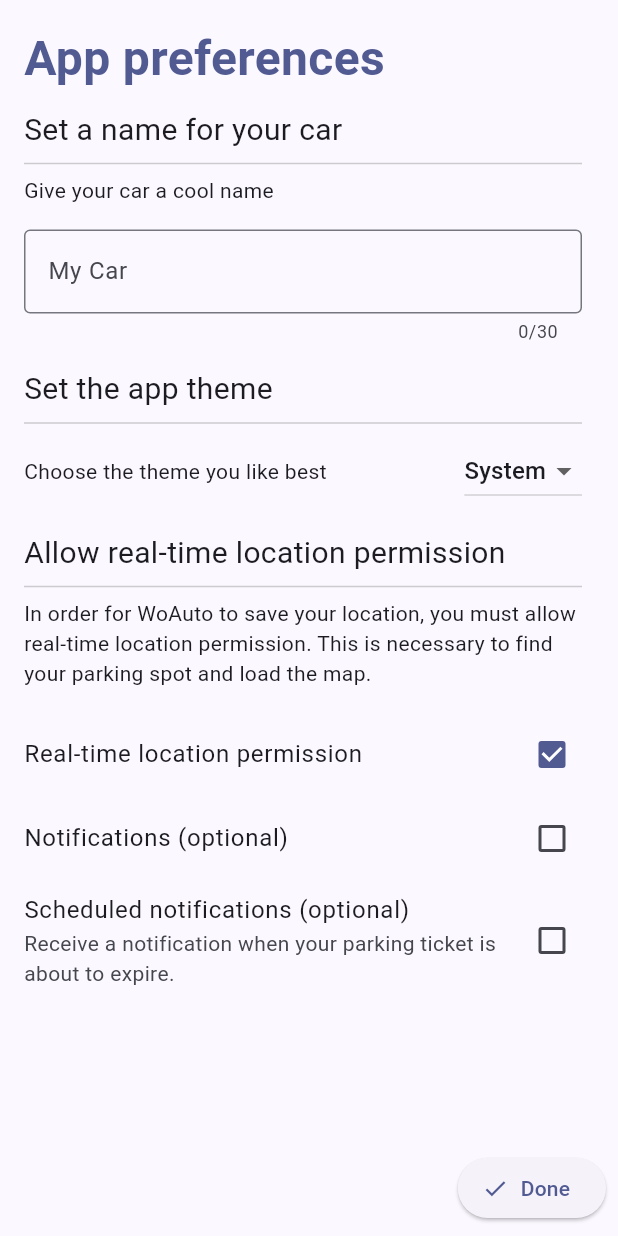
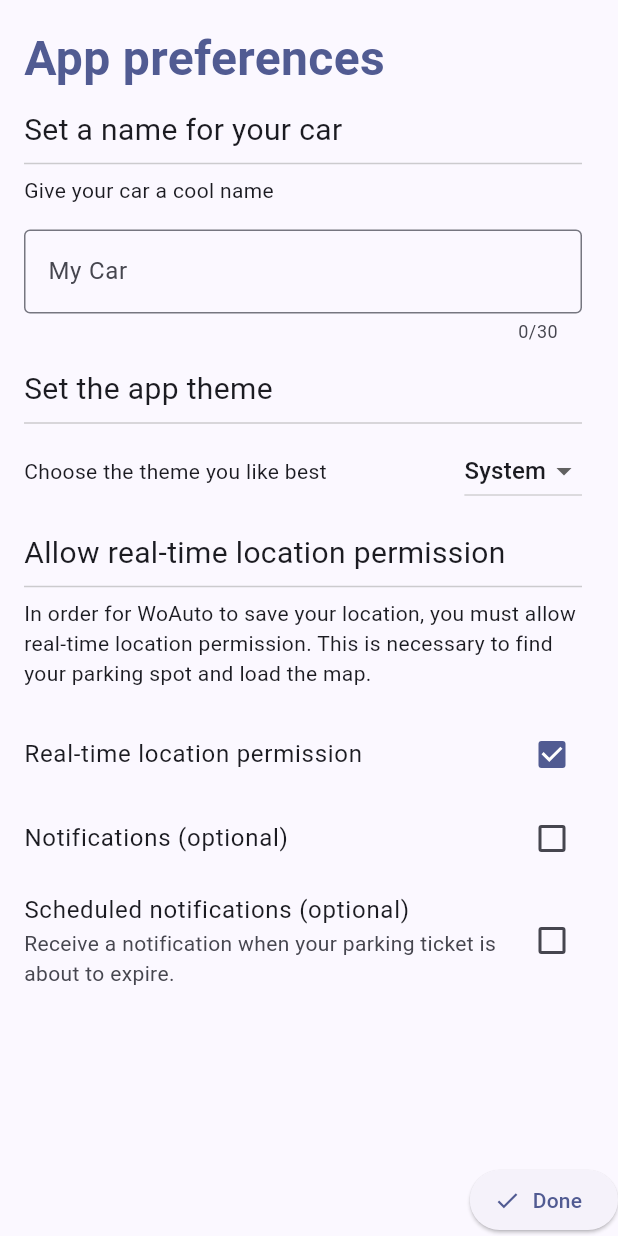
Before and after one commit to yurtemre7/woauto, a Flutter app: the screen it shows after launch, swiped to page 2, on a phone screen of 412 x 824 dp. Run offline on Flutter 3.47's test engine with Material 3 defaults, Android fonts, the phone set to English and light mode, and no system bars; our stand-ins replace app_links, expandable, flutter_local_notifications, geocoding, geolocator, get and 10 more; missing offline and left inert: add_2_calendar, animated_digit, efficient_autocomplete_formfield, keep_screen_on, maps_launcher, quick_actions; generated files the repository leaves out were written again; statements that could not run were skipped.

Commit message:
add context check & new pop

```diff
--- a/lib/screens/home.dart
+++ b/lib/screens/home.dart
@@ -129,7 +129,7 @@ class _HomeState extends State<Home> {
     return Obx(
       () => PopScope(
         canPop: false,
-        onPopInvoked: (didPop) {
+        onPopInvokedWithResult: (didPop, result) {
           if (woAuto.currentIndex.value != 0) {
             woAuto.currentIndex.value = 0;
             return;
--- a/lib/screens/intro.dart
+++ b/lib/screens/intro.dart
@@ -190,6 +190,7 @@ class _IntroState extends State<Intro> {
                                         woAuto.setTheme();
                                         if (!mounted) return;
                                         Future.delayed(500.milliseconds, () {
+                                          if (!context.mounted) return;
                                           SystemChrome.setSystemUIOverlayStyle(
                                             SystemUiOverlayStyle(
                                               systemNavigationBarColor:
@@ -311,7 +312,7 @@ class _IntroState extends State<Intro> {
       ),
       bottomNavigationBar: Obx(
         () => SafeArea(
-          child: ButtonBar(
+          child: OverflowBar(
             alignment: MainAxisAlignment.end,
             children: [
               ElevatedButton.icon(
--- a/lib/screens/settings.dart
+++ b/lib/screens/settings.dart
@@ -85,9 +85,10 @@ class _SettingsState extends State<Settings> {
                               await woAuto.save();
                               if (!mounted) return;
                               Future.delayed(500.milliseconds, () {
+                                if (!context.mounted) return;
                                 SystemChrome.setSystemUIOverlayStyle(
                                   SystemUiOverlayStyle(
-                                    systemNavigationBarColor: Theme.of(context).colorScheme.surface,
+                                    systemNavigationBarColor: context.theme.colorScheme.surface,
                                   ),
                                 );
                               });
@@ -138,6 +139,7 @@ class _SettingsState extends State<Settings> {
                                       woAuto.setTheme();
                                       if (!mounted) return;
                                       Future.delayed(500.milliseconds, () {
+                                        if (!context.mounted) return;
                                         SystemChrome.setSystemUIOverlayStyle(
                                           SystemUiOverlayStyle(
                                             systemNavigationBarColor:
```
